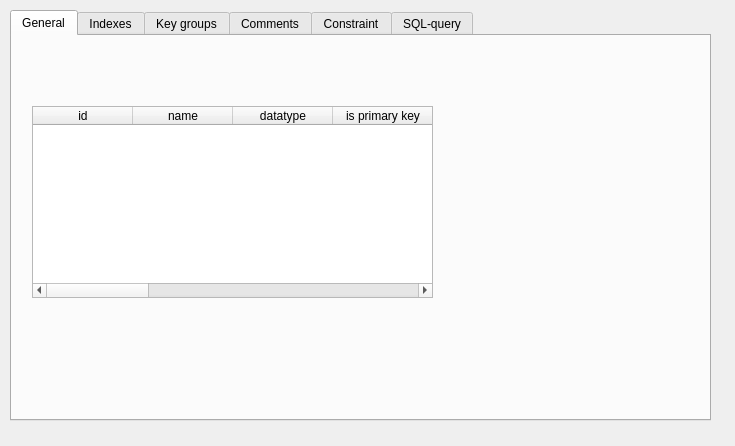
Above: qrgui/editor/databases/tableMenuWidget.ui from qreal/qreal before the change. Below: the same form after it.
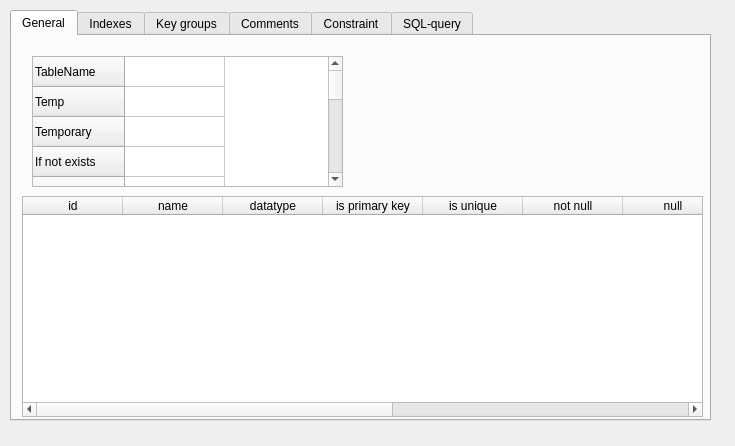
That is the form after the change.

Commit message: Editing table for table properties (different dbmss)

```diff
--- a/qrgui/editor/databases/tableMenuWidget.ui
+++ b/qrgui/editor/databases/tableMenuWidget.ui
@@ -10,6 +10,12 @@
     <height>446</height>
    </rect>
   </property>
+  <property name="sizePolicy">
+   <sizepolicy hsizetype="Expanding" vsizetype="Expanding">
+    <horstretch>0</horstretch>
+    <verstretch>0</verstretch>
+   </sizepolicy>
+  </property>
   <property name="windowTitle">
    <string>Form</string>
   </property>
@@ -32,14 +38,14 @@
     <widget class="QTableWidget" name="columnDataTable">
      <property name="geometry">
       <rect>
-       <x>20</x>
-       <y>70</y>
-       <width>401</width>
-       <height>192</height>
+       <x>10</x>
+       <y>160</y>
+       <width>681</width>
+       <height>221</height>
       </rect>
      </property>
      <property name="sizePolicy">
-      <sizepolicy hsizetype="Maximum" vsizetype="Maximum">
+      <sizepolicy hsizetype="Expanding" vsizetype="Expanding">
        <horstretch>0</horstretch>
        <verstretch>0</verstretch>
       </sizepolicy>
@@ -100,6 +106,100 @@
       </property>
      </column>
     </widget>
+    <widget class="QTableWidget" name="tableDataTable">
+     <property name="geometry">
+      <rect>
+       <x>20</x>
+       <y>20</y>
+       <width>311</width>
+       <height>131</height>
+      </rect>
+     </property>
+     <property name="sizePolicy">
+      <sizepolicy hsizetype="Maximum" vsizetype="Maximum">
+       <horstretch>0</horstretch>
+       <verstretch>0</verstretch>
+      </sizepolicy>
+     </property>
+     <attribute name="horizontalHeaderVisible">
+      <bool>false</bool>
+     </attribute>
+     <row>
+      <property name="text">
+       <string>TableName</string>
+      </property>
+     </row>
+     <row>
+      <property name="text">
+       <string>Temp</string>
+      </property>
+     </row>
+     <row>
+      <property name="text">
+       <string>Temporary</string>
+      </property>
+     </row>
+     <row>
+      <property name="text">
+       <string>If not exists</string>
+      </property>
+     </row>
+     <row>
+      <property name="text">
+       <string>Avg row length</string>
+      </property>
+     </row>
+     <row>
+      <property name="text">
+       <string>Check sum</string>
+      </property>
+     </row>
+     <row>
+      <property name="text">
+       <string>Comment</string>
+      </property>
+     </row>
+     <row>
+      <property name="text">
+       <string>Max rows</string>
+      </property>
+     </row>
+     <row>
+      <property name="text">
+       <string>Min rows</string>
+      </property>
+     </row>
+     <row>
+      <property name="text">
+       <string>Pack keys</string>
+      </property>
+     </row>
+     <row>
+      <property name="text">
+       <string>Delay key write</string>
+      </property>
+     </row>
+     <row>
+      <property name="text">
+       <string>Auto increment</string>
+      </property>
+     </row>
+     <row>
+      <property name="text">
+       <string>Type</string>
+      </property>
+     </row>
+     <row>
+      <property name="text">
+       <string>Without row id</string>
+      </property>
+     </row>
+     <column>
+      <property name="text">
+       <string>Property value</string>
+      </property>
+     </column>
+    </widget>
    </widget>
    <widget class="QWidget" name="tab_3">
     <attribute name="title">
```
The commit also changes 2 other files.
